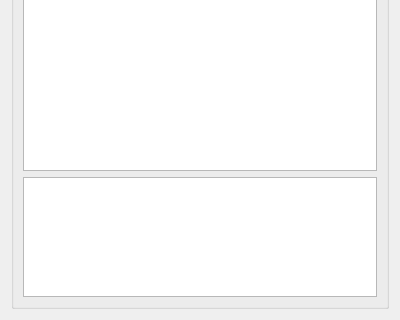
Above: GUIproto/historywindow.ui from MicranDIIS/script_storage before the change; both pictures show x 0 to 400 and y 330 to 650 of the 400 by 650 pixel window. Below: the same form after it.
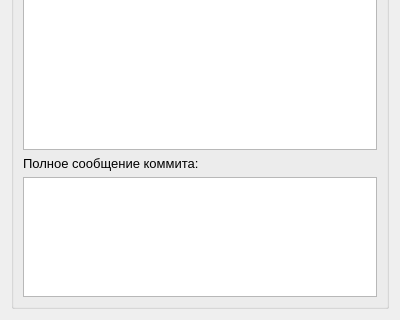
That is the form after the change.

Commit message: feat: added clarifying label to the lower panel

```diff
--- a/GUIproto/historywindow.ui
+++ b/GUIproto/historywindow.ui
@@ -119,6 +119,17 @@
         </attribute>
        </widget>
       </item>
+      <item>
+       <widget class="QLabel" name="LowerLabel">
+        <property name="text">
+         <string>&lt;!DOCTYPE HTML PUBLIC &quot;-//W3C//DTD HTML 4.0//EN&quot; &quot;http://www.w3.org/TR/REC-html40/strict.dtd&quot;&gt;
+&lt;html&gt;&lt;head&gt;&lt;meta name=&quot;qrichtext&quot; content=&quot;1&quot; /&gt;&lt;style type=&quot;text/css&quot;&gt;
+p, li { white-space: pre-wrap; }
+&lt;/style&gt;&lt;/head&gt;&lt;body style=&quot; font-family:'MS Shell Dlg 2'; font-size:8.25pt; font-weight:400; font-style:normal;&quot;&gt;
+&lt;p style=&quot; margin-top:0px; margin-bottom:0px; margin-left:0px; margin-right:0px; -qt-block-indent:0; text-indent:0px;&quot;&gt;&lt;span style=&quot; font-size:10pt;&quot;&gt;Полное сообщение коммита:&lt;/span&gt;&lt;/p&gt;&lt;/body&gt;&lt;/html&gt;</string>
+        </property>
+       </widget>
+      </item>
       <item>
        <widget class="QTextEdit" name="CommitMessageTextEdit">
         <property name="minimumSize">
```
The commit also changes 1 other file.
